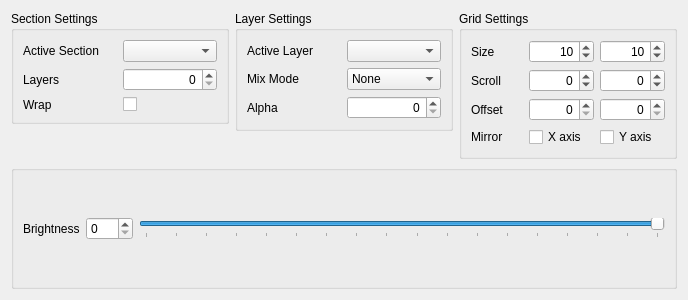
Before: the Qt Designer form src/widget/sectioncontrolwidget.ui in 8bitbuddhist/PixelMaestro-Studio, drawn with Qt 5.
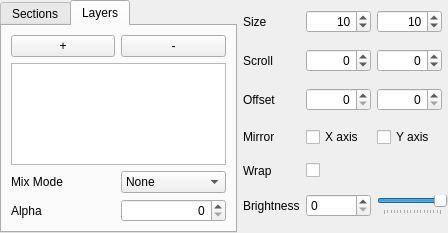
After: the same form once the commit is applied.

Patch:
```diff
--- a/src/widget/sectioncontrolwidget.ui
+++ b/src/widget/sectioncontrolwidget.ui
@@ -6,162 +6,27 @@
    <rect>
     <x>0</x>
     <y>0</y>
-    <width>688</width>
-    <height>300</height>
+    <width>448</width>
+    <height>233</height>
    </rect>
   </property>
   <property name="windowTitle">
    <string>Form</string>
   </property>
   <layout class="QGridLayout" name="sectionLayout">
-   <item row="0" column="0" alignment="Qt::AlignTop">
-    <widget class="QGroupBox" name="sectionSettingsGroupBox">
-     <property name="title">
-      <string>Section Settings</string>
-     </property>
-     <layout class="QGridLayout" name="sectionSettingsLayout">
-      <item row="0" column="0">
-       <widget class="QLabel" name="activeSectionLabel">
-        <property name="text">
-         <string>Active Section</string>
-        </property>
-       </widget>
-      </item>
-      <item row="1" column="0">
-       <widget class="QLabel" name="layerLabel">
-        <property name="text">
-         <string>Layers</string>
-        </property>
-       </widget>
-      </item>
-      <item row="1" column="1">
-       <widget class="QSpinBox" name="layerSpinBox">
-        <property name="toolTip">
-         <string>The number of Layers belonging to this Section</string>
-        </property>
-        <property name="alignment">
-         <set>Qt::AlignRight|Qt::AlignTrailing|Qt::AlignVCenter</set>
-        </property>
-        <property name="maximum">
-         <number>255</number>
-        </property>
-       </widget>
-      </item>
+   <property name="leftMargin">
+    <number>0</number>
+   </property>
+   <property name="topMargin">
+    <number>0</number>
+   </property>
+   <property name="rightMargin">
+    <number>0</number>
+   </property>
+   <property name="bottomMargin">
+    <number>0</number>
+   </property>
       <item row="0" column="1">
-       <widget class="QComboBox" name="activeSectionComboBox">
-        <property name="toolTip">
-         <string>The Section currently being edited</string>
-        </property>
-       </widget>
-      </item>
-      <item row="2" column="0">
-       <widget class="QLabel" name="label">
-        <property name="text">
-         <string>Wrap</string>
-        </property>
-       </widget>
-      </item>
-      <item row="2" column="1">
-       <widget class="QCheckBox" name="wrapCheckBox">
-        <property name="text">
-         <string/>
-        </property>
-       </widget>
-      </item>
-     </layout>
-    </widget>
-   </item>
-   <item row="0" column="1" alignment="Qt::AlignTop">
-    <widget class="QGroupBox" name="layerGroupBox">
-     <property name="title">
-      <string>Layer Settings</string>
-     </property>
-     <layout class="QGridLayout" name="layerLayout">
-      <item row="1" column="1">
-       <widget class="QComboBox" name="mixModeComboBox">
-        <property name="toolTip">
-         <string>How the Layer is rendered onto the previous Layer</string>
-        </property>
-        <item>
-         <property name="text">
-          <string>None</string>
-         </property>
-        </item>
-        <item>
-         <property name="text">
-          <string>Alpha</string>
-         </property>
-        </item>
-        <item>
-         <property name="text">
-          <string>Multiply</string>
-         </property>
-        </item>
-        <item>
-         <property name="text">
-          <string>Overlay</string>
-         </property>
-        </item>
-       </widget>
-      </item>
-      <item row="0" column="1">
-       <widget class="QComboBox" name="activeLayerComboBox">
-        <property name="toolTip">
-         <string>The Layer currently being edited</string>
-        </property>
-       </widget>
-      </item>
-      <item row="0" column="0">
-       <widget class="QLabel" name="activeLayerLabel">
-        <property name="text">
-         <string>Active Layer</string>
-        </property>
-       </widget>
-      </item>
-      <item row="1" column="0">
-       <widget class="QLabel" name="mixModeLabel">
-        <property name="text">
-         <string>Mix Mode</string>
-        </property>
-       </widget>
-      </item>
-      <item row="2" column="0">
-       <widget class="QLabel" name="alphaLabel">
-        <property name="text">
-         <string>Alpha</string>
-        </property>
-       </widget>
-      </item>
-      <item row="2" column="1">
-       <widget class="QSpinBox" name="alphaSpinBox">
-        <property name="toolTip">
-         <string>The Layer's transparency level</string>
-        </property>
-        <property name="alignment">
-         <set>Qt::AlignRight|Qt::AlignTrailing|Qt::AlignVCenter</set>
-        </property>
-        <property name="maximum">
-         <number>255</number>
-        </property>
-        <property name="singleStep">
-         <number>5</number>
-        </property>
-       </widget>
-      </item>
-     </layout>
-    </widget>
-   </item>
-   <item row="0" column="2">
-    <widget class="QGroupBox" name="gridSettingsGroupBox">
-     <property name="sizePolicy">
-      <sizepolicy hsizetype="Preferred" vsizetype="Preferred">
-       <horstretch>0</horstretch>
-       <verstretch>0</verstretch>
-      </sizepolicy>
-     </property>
-     <property name="title">
-      <string>Grid Settings</string>
-     </property>
      <layout class="QGridLayout" name="gridSettingsLayout">
       <item row="1" column="0">
        <widget class="QLabel" name="scrollLabel">
@@ -170,47 +35,6 @@
         </property>
        </widget>
       </item>
-      <item row="1" column="1">
-       <widget class="QSpinBox" name="scrollXSpinBox">
-        <property name="toolTip">
-         <string>Horizontal scroll rate</string>
-        </property>
-        <property name="alignment">
-         <set>Qt::AlignRight|Qt::AlignTrailing|Qt::AlignVCenter</set>
-        </property>
-        <property name="minimum">
-         <number>-60000</number>
-        </property>
-        <property name="maximum">
-         <number>60000</number>
-        </property>
-        <property name="singleStep">
-         <number>100</number>
-        </property>
-        <property name="value">
-         <number>0</number>
-        </property>
-       </widget>
-      </item>
-      <item row="1" column="2">
-       <widget class="QSpinBox" name="scrollYSpinBox">
-        <property name="toolTip">
-         <string>Vertical scroll rate</string>
-        </property>
-        <property name="alignment">
-         <set>Qt::AlignRight|Qt::AlignTrailing|Qt::AlignVCenter</set>
-        </property>
-        <property name="minimum">
-         <number>-60000</number>
-        </property>
-        <property name="maximum">
-         <number>60000</number>
-        </property>
-        <property name="singleStep">
-         <number>100</number>
-        </property>
-       </widget>
-      </item>
       <item row="2" column="0">
        <widget class="QLabel" name="offsetLabel">
         <property name="text">
@@ -218,19 +42,6 @@
         </property>
        </widget>
       </item>
-      <item row="2" column="1">
-       <widget class="QSpinBox" name="offsetXSpinBox">
-        <property name="toolTip">
-         <string>Horizontal offset</string>
-        </property>
-        <property name="alignment">
-         <set>Qt::AlignRight|Qt::AlignTrailing|Qt::AlignVCenter</set>
-        </property>
-        <property name="maximum">
-         <number>65535</number>
-        </property>
-       </widget>
-      </item>
       <item row="2" column="2">
        <widget class="QSpinBox" name="offsetYSpinBox">
         <property name="toolTip">
@@ -244,32 +55,22 @@
         </property>
        </widget>
       </item>
-      <item row="0" column="0">
-       <widget class="QLabel" name="gridSizeLabel">
-        <property name="text">
-         <string>Size</string>
-        </property>
-       </widget>
-      </item>
-      <item row="0" column="1">
-       <widget class="QSpinBox" name="gridSizeXSpinBox">
+     <item row="1" column="2">
+      <widget class="QSpinBox" name="scrollYSpinBox">
         <property name="toolTip">
-         <string>The Section's width</string>
-        </property>
-        <property name="frame">
-         <bool>true</bool>
+        <string>Vertical scroll rate</string>
         </property>
         <property name="alignment">
          <set>Qt::AlignRight|Qt::AlignTrailing|Qt::AlignVCenter</set>
         </property>
         <property name="minimum">
-         <number>1</number>
+        <number>-60000</number>
         </property>
         <property name="maximum">
-         <number>65535</number>
-        </property>
-        <property name="value">
-         <number>10</number>
+        <number>60000</number>
+       </property>
+       <property name="singleStep">
+        <number>100</number>
         </property>
        </widget>
       </item>
@@ -292,6 +93,27 @@
         </property>
        </widget>
       </item>
+     <item row="0" column="0">
+      <widget class="QLabel" name="gridSizeLabel">
+       <property name="text">
+        <string>Size</string>
+       </property>
+      </widget>
+     </item>
+     <item row="5" column="1">
+      <widget class="QSpinBox" name="brightnessSpinBox">
+       <property name="maximum">
+        <number>255</number>
+       </property>
+      </widget>
+     </item>
+     <item row="4" column="0">
+      <widget class="QLabel" name="label">
+       <property name="text">
+        <string>Wrap</string>
+       </property>
+      </widget>
+     </item>
       <item row="3" column="0">
        <widget class="QLabel" name="mirrorLabel">
         <property name="text">
@@ -299,6 +121,19 @@
         </property>
        </widget>
       </item>
+     <item row="2" column="1">
+      <widget class="QSpinBox" name="offsetXSpinBox">
+       <property name="toolTip">
+        <string>Horizontal offset</string>
+       </property>
+       <property name="alignment">
+        <set>Qt::AlignRight|Qt::AlignTrailing|Qt::AlignVCenter</set>
+       </property>
+       <property name="maximum">
+        <number>65535</number>
+       </property>
+      </widget>
+     </item>
       <item row="3" column="1">
        <widget class="QCheckBox" name="mirrorXCheckBox">
         <property name="text">
@@ -313,33 +148,43 @@
         </property>
        </widget>
       </item>
-     </layout>
-    </widget>
-   </item>
-   <item row="2" column="0" colspan="3">
-    <widget class="QGroupBox" name="brightnessGroupBox">
-     <property name="title">
-      <string/>
-     </property>
-     <property name="alignment">
-      <set>Qt::AlignLeading|Qt::AlignLeft|Qt::AlignTop</set>
-     </property>
-     <layout class="QHBoxLayout" name="horizontalLayout">
-      <item>
+     <item row="4" column="1">
+      <widget class="QCheckBox" name="wrapCheckBox">
+       <property name="text">
+        <string/>
+       </property>
+      </widget>
+     </item>
+     <item row="5" column="0">
        <widget class="QLabel" name="brightnessLabel">
         <property name="text">
          <string>Brightness</string>
         </property>
        </widget>
       </item>
-      <item>
-       <widget class="QSpinBox" name="brightnessSpinBox">
+     <item row="0" column="1">
+      <widget class="QSpinBox" name="gridSizeXSpinBox">
+       <property name="toolTip">
+        <string>The Section's width</string>
+       </property>
+       <property name="frame">
+        <bool>true</bool>
+       </property>
+       <property name="alignment">
+        <set>Qt::AlignRight|Qt::AlignTrailing|Qt::AlignVCenter</set>
+       </property>
+       <property name="minimum">
+        <number>1</number>
+       </property>
         <property name="maximum">
-         <number>255</number>
+        <number>65535</number>
+       </property>
+       <property name="value">
+        <number>10</number>
         </property>
        </widget>
       </item>
-      <item>
+     <item row="5" column="2" colspan="2">
        <widget class="QSlider" name="brightnessSlider">
         <property name="toolTip">
          <string>How bright the Section is (255 indicates full brightness)</string>
@@ -361,24 +206,144 @@
         </property>
        </widget>
       </item>
-     </layout>
+     <item row="1" column="1">
+      <widget class="QSpinBox" name="scrollXSpinBox">
+       <property name="toolTip">
+        <string>Horizontal scroll rate</string>
+       </property>
+       <property name="alignment">
+        <set>Qt::AlignRight|Qt::AlignTrailing|Qt::AlignVCenter</set>
+       </property>
+       <property name="minimum">
+        <number>-60000</number>
+       </property>
+       <property name="maximum">
+        <number>60000</number>
+       </property>
+       <property name="singleStep">
+        <number>100</number>
+       </property>
+       <property name="value">
+        <number>0</number>
+       </property>
+      </widget>
+     </item>
+    </layout>
+   </item>
+   <item row="0" column="0">
+    <widget class="QTabWidget" name="tabWidget">
+     <property name="currentIndex">
+      <number>1</number>
+     </property>
+     <widget class="QWidget" name="sectionTab">
+      <attribute name="title">
+       <string>Sections</string>
+      </attribute>
+      <layout class="QGridLayout" name="gridLayout">
+       <item row="0" column="0" colspan="3">
+        <widget class="QListWidget" name="sectionListWidget">
+         <property name="defaultDropAction">
+          <enum>Qt::IgnoreAction</enum>
+         </property>
     </widget>
    </item>
   </layout>
  </widget>
- <tabstops>
-  <tabstop>activeSectionComboBox</tabstop>
-  <tabstop>layerSpinBox</tabstop>
-  <tabstop>activeLayerComboBox</tabstop>
-  <tabstop>mixModeComboBox</tabstop>
-  <tabstop>alphaSpinBox</tabstop>
-  <tabstop>gridSizeXSpinBox</tabstop>
-  <tabstop>gridSizeYSpinBox</tabstop>
-  <tabstop>scrollXSpinBox</tabstop>
-  <tabstop>scrollYSpinBox</tabstop>
-  <tabstop>offsetXSpinBox</tabstop>
-  <tabstop>offsetYSpinBox</tabstop>
- </tabstops>
+     <widget class="QWidget" name="layerTab">
+      <attribute name="title">
+       <string>Layers</string>
+      </attribute>
+      <layout class="QGridLayout" name="gridLayout_2">
+       <item row="4" column="0">
+        <widget class="QLabel" name="alphaLabel">
+         <property name="text">
+          <string>Alpha</string>
+         </property>
+        </widget>
+       </item>
+       <item row="4" column="1">
+        <widget class="QSpinBox" name="alphaSpinBox">
+         <property name="toolTip">
+          <string>The Layer's transparency level</string>
+         </property>
+         <property name="alignment">
+          <set>Qt::AlignRight|Qt::AlignTrailing|Qt::AlignVCenter</set>
+         </property>
+         <property name="maximum">
+          <number>255</number>
+         </property>
+         <property name="singleStep">
+          <number>5</number>
+         </property>
+        </widget>
+       </item>
+       <item row="3" column="1">
+        <widget class="QComboBox" name="mixModeComboBox">
+         <property name="toolTip">
+          <string>How the Layer is rendered onto the previous Layer</string>
+         </property>
+         <item>
+          <property name="text">
+           <string>None</string>
+          </property>
+         </item>
+         <item>
+          <property name="text">
+           <string>Alpha</string>
+          </property>
+         </item>
+         <item>
+          <property name="text">
+           <string>Multiply</string>
+          </property>
+         </item>
+         <item>
+          <property name="text">
+           <string>Overlay</string>
+          </property>
+         </item>
+        </widget>
+       </item>
+       <item row="3" column="0">
+        <widget class="QLabel" name="mixModeLabel">
+         <property name="text">
+          <string>Mix Mode</string>
+         </property>
+        </widget>
+       </item>
+       <item row="1" column="0" colspan="2">
+        <widget class="QListWidget" name="layerListWidget">
+         <property name="defaultDropAction">
+          <enum>Qt::IgnoreAction</enum>
+         </property>
+        </widget>
+       </item>
+       <item row="0" column="0">
+        <widget class="QPushButton" name="addLayerButton">
+         <property name="toolTip">
+          <string>Add a Layer</string>
+         </property>
+         <property name="text">
+          <string>+</string>
+         </property>
+        </widget>
+       </item>
+       <item row="0" column="1">
+        <widget class="QPushButton" name="removeLayerButton">
+         <property name="toolTip">
+          <string>Remove the last Layer</string>
+         </property>
+         <property name="text">
+          <string>-</string>
+         </property>
+        </widget>
+       </item>
+      </layout>
+     </widget>
+    </widget>
+   </item>
+  </layout>
+ </widget>
  <resources/>
  <connections/>
 </ui>
```
Lines whose indentation alone changed are shown as unchanged.
